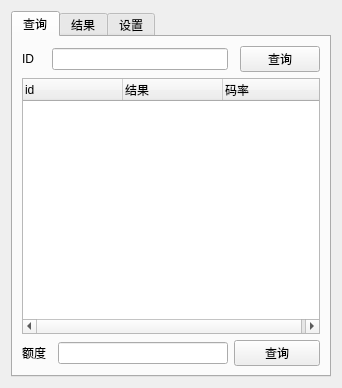
First picture: the form in widget.ui, repository BruceKangCN/isMonthly, before the edit.
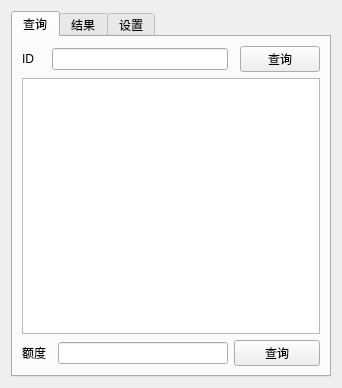
Second picture: the form after the edit.

Commit message: change QTreeWidget to QTableView, use Ctrl+C to copy

Patch:
```diff
--- a/widget.ui
+++ b/widget.ui
@@ -88,31 +88,6 @@
          </property>
         </widget>
        </item>
-       <item row="1" column="0" colspan="5">
-        <widget class="QTreeWidget" name="treeWidget">
-         <property name="lineWidth">
-          <number>1</number>
-         </property>
-         <property name="columnCount">
-          <number>3</number>
-         </property>
-         <column>
-          <property name="text">
-           <string>id</string>
-          </property>
-         </column>
-         <column>
-          <property name="text">
-           <string>结果</string>
-          </property>
-         </column>
-         <column>
-          <property name="text">
-           <string>码率</string>
-          </property>
-         </column>
-        </widget>
-       </item>
        <item row="2" column="0">
         <widget class="QLabel" name="label_2">
          <property name="text">
@@ -120,6 +95,22 @@
          </property>
         </widget>
        </item>
+       <item row="1" column="0" colspan="5">
+        <widget class="QTableView" name="tableView">
+         <property name="lineWidth">
+          <number>1</number>
+         </property>
+         <property name="selectionBehavior">
+          <enum>QAbstractItemView::SelectRows</enum>
+         </property>
+         <property name="sortingEnabled">
+          <bool>true</bool>
+         </property>
+         <attribute name="horizontalHeaderDefaultSectionSize">
+          <number>80</number>
+         </attribute>
+        </widget>
+       </item>
       </layout>
      </widget>
      <widget class="QWidget" name="tab_2">
```
The commit also changes 2 other files.
